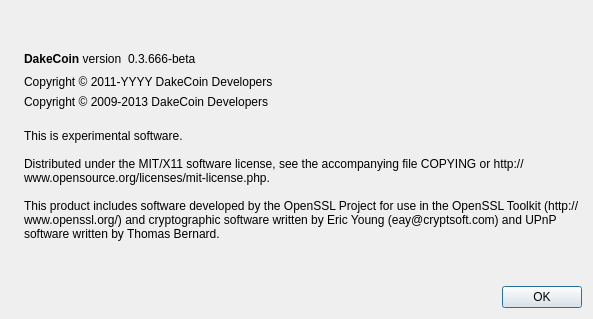
Above: src/qt/forms/aboutdialog.ui from wolfoxonly/cocn before the change. Below: the same form after it.
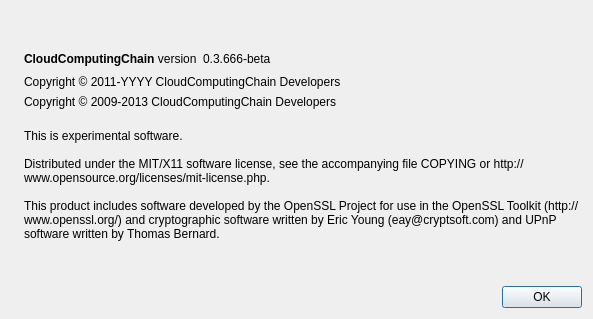
That is the form after the change. Icons and pictures are not drawn.

The edit to the form file:
```diff
--- a/src/qt/forms/aboutdialog.ui
+++ b/src/qt/forms/aboutdialog.ui
@@ -50,7 +50,7 @@
           <cursorShape>IBeamCursor</cursorShape>
          </property>
          <property name="text">
-          <string>&lt;b&gt;DakeCoin&lt;/b&gt; version</string>
+          <string>&lt;b&gt;CloudComputingChain&lt;/b&gt; version</string>
          </property>
          <property name="textInteractionFlags">
           <set>Qt::LinksAccessibleByMouse|Qt::TextSelectableByKeyboard|Qt::TextSelectableByMouse</set>
@@ -91,7 +91,7 @@
         <cursorShape>IBeamCursor</cursorShape>
        </property>
        <property name="text">
-        <string>Copyright &amp;copy; 2011-YYYY DakeCoin Developers</string>
+        <string>Copyright &amp;copy; 2011-YYYY CloudComputingChain Developers</string>
        </property>
        <property name="textFormat">
         <enum>Qt::RichText</enum>
@@ -107,7 +107,7 @@
         <cursorShape>IBeamCursor</cursorShape>
        </property>
        <property name="text">
-        <string notr="true">Copyright &amp;copy; 2009-2013 DakeCoin Developers</string>
+        <string notr="true">Copyright &amp;copy; 2009-2013 CloudComputingChain Developers</string>
        </property>
        <property name="textFormat">
         <enum>Qt::RichText</enum>
```
Left out of the diff: 10 changed lines with no effect on the pictures.
